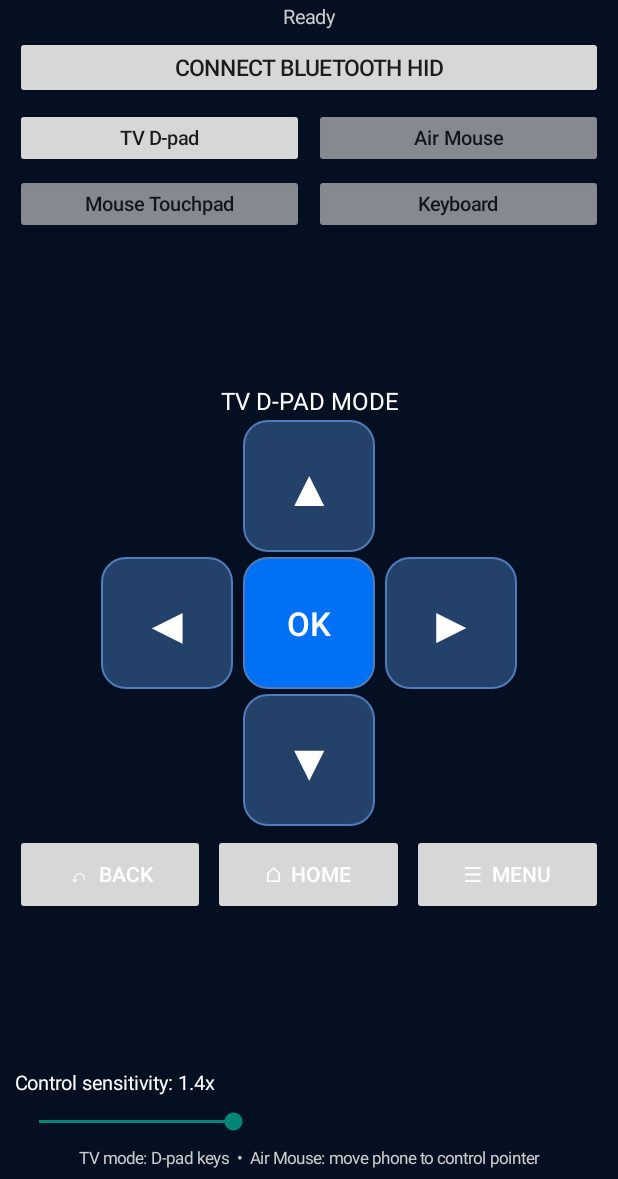
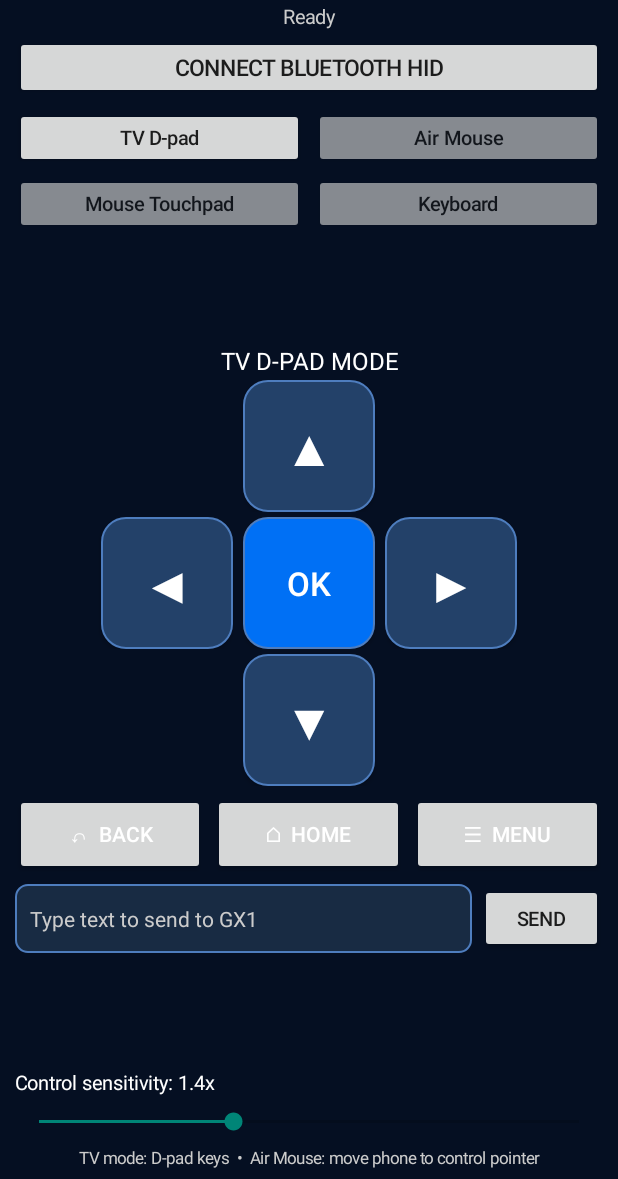
Before and after one commit to ff6locke/BTRemoteEX, an Android app: the screen it shows after launch (MainActivity), on a phone screen of 412 x 824 dp, the part 57-1236 px from its top. Run offline under Robolectric (Android 15) with nearby library versions, the phone set to English and light mode, and no system bars.

Commit message:
Add text sending to TV D-pad and fix Windows key HID usage

```diff
--- a/app/src/main/java/com/ff6locke/btremoteex/MainActivity.kt
+++ b/app/src/main/java/com/ff6locke/btremoteex/MainActivity.kt
@@ -146,6 +146,11 @@ class MainActivity : Activity() {
   systemKeys.addView(systemButton("HOME","⌂",0x0223),LinearLayout.LayoutParams(0,dp(54),1f).apply{leftMargin=dp(2);rightMargin=dp(2)})
   systemKeys.addView(systemButton("MENU","☰",0x0040),LinearLayout.LayoutParams(0,dp(54),1f).apply{leftMargin=dp(3)})
   tvPanel.addView(systemKeys,LinearLayout.LayoutParams(-1,dp(54)).apply{topMargin=dp(5)})
+  val tvTextEntry=LinearLayout(this).apply{orientation=LinearLayout.HORIZONTAL;gravity=android.view.Gravity.CENTER_VERTICAL}
+  val tvTextInput=EditText(this).apply{hint="Type text to send to GX1";textSize=14f;setSingleLine(true);setTextColor(android.graphics.Color.WHITE);setHintTextColor(android.graphics.Color.LTGRAY);setPadding(dp(10),0,dp(8),0);background=android.graphics.drawable.GradientDrawable().apply{shape=android.graphics.drawable.GradientDrawable.RECTANGLE;cornerRadius=dp(8).toFloat();setColor(android.graphics.Color.rgb(24,43,67));setStroke(dp(1),android.graphics.Color.rgb(78,125,190))}}
+  tvTextEntry.addView(tvTextInput,LinearLayout.LayoutParams(0,dp(46),1f).apply{rightMargin=dp(5)})
+  tvTextEntry.addView(Button(this).apply{text="SEND";textSize=13f;setOnClickListener{val value=tvTextInput.text.toString();if(value.isNotEmpty()){sendText(value);tvTextInput.text.clear();(getSystemService(Context.INPUT_METHOD_SERVICE) as android.view.inputmethod.InputMethodManager).hideSoftInputFromWindow(tvTextInput.windowToken,0)}}},LinearLayout.LayoutParams(dp(82),dp(46)))
+  tvPanel.addView(tvTextEntry,LinearLayout.LayoutParams(-1,dp(48)).apply{topMargin=dp(5)})
   contentHost.addView(tvPanel,FrameLayout.LayoutParams(-1,-1))
   touchPanel=LinearLayout(this).apply{orientation=1;gravity=android.view.Gravity.CENTER;visibility=View.GONE}
   touchPanel.addView(TextView(this).apply{text="MOUSE TOUCHPAD MODE";textSize=19f;setTextColor(android.graphics.Color.WHITE);gravity=android.view.Gravity.CENTER;setPadding(0,dp(6),0,dp(8))},LinearLayout.LayoutParams(-1,dp(36)))
@@ -176,7 +181,7 @@ class MainActivity : Activity() {
   addSpecialRow(listOf("Tab","q","w","e","r","t","y","u","i","o","p","[","]","\\").map{label->label to {if(label=="Tab")sendKeyboardUsage(0x2B) else sendKeyboardChar(label)}})
   addSpecialRow(listOf("Caps","a","s","d","f","g","h","j","k","l",";","\'","Enter").map{label->label to {when(label){"Caps"->{capsOn=!capsOn;refreshKeyboardLabels();Toast.makeText(this@MainActivity,if(capsOn)"Caps Lock on" else "Caps Lock off",Toast.LENGTH_SHORT).show()};"Enter"->sendKeyboardUsage(0x28);else->sendKeyboardChar(label)}}})
   addSpecialRow(listOf("Shift","z","x","c","v","b","n","m",",",".","/","Shift").map{label->label to {if(label=="Shift"){}else sendKeyboardChar(label)}})
-  val bottomKeyboardRow=LinearLayout(this).apply{orientation=LinearLayout.HORIZONTAL;gravity=android.view.Gravity.CENTER};fun addBottomKey(label:String,action:()->Unit,weight:Float=1f){bottomKeyboardRow.addView(keyButton(label,action),LinearLayout.LayoutParams(0,dp(40),weight).apply{leftMargin=dp(1);rightMargin=dp(1)})};addBottomKey("Ctrl",{ctrlOn=!ctrlOn;Toast.makeText(this@MainActivity,if(ctrlOn)"Ctrl held" else "Ctrl released",Toast.LENGTH_SHORT).show()});addBottomKey("Win",{winOn=!winOn;Toast.makeText(this@MainActivity,if(winOn)"Win held" else "Win released",Toast.LENGTH_SHORT).show()});addBottomKey("Alt",{altOn=!altOn;Toast.makeText(this@MainActivity,if(altOn)"Alt held" else "Alt released",Toast.LENGTH_SHORT).show()});addBottomKey("Space",{sendKeyboardUsage(0x2C)},4f);addBottomKey("Alt",{altOn=!altOn;Toast.makeText(this@MainActivity,if(altOn)"Alt held" else "Alt released",Toast.LENGTH_SHORT).show()});addBottomKey("Ctrl",{ctrlOn=!ctrlOn;Toast.makeText(this@MainActivity,if(ctrlOn)"Ctrl held" else "Ctrl released",Toast.LENGTH_SHORT).show()});keyboardPanel.addView(bottomKeyboardRow,LinearLayout.LayoutParams(-1,dp(40)))
+  val bottomKeyboardRow=LinearLayout(this).apply{orientation=LinearLayout.HORIZONTAL;gravity=android.view.Gravity.CENTER};fun addBottomKey(label:String,action:()->Unit,weight:Float=1f){bottomKeyboardRow.addView(keyButton(label,action),LinearLayout.LayoutParams(0,dp(40),weight).apply{leftMargin=dp(1);rightMargin=dp(1)})};addBottomKey("Ctrl",{ctrlOn=!ctrlOn;Toast.makeText(this@MainActivity,if(ctrlOn)"Ctrl held" else "Ctrl released",Toast.LENGTH_SHORT).show()});addBottomKey("Win",{key(0,0xE3)});addBottomKey("Alt",{altOn=!altOn;Toast.makeText(this@MainActivity,if(altOn)"Alt held" else "Alt released",Toast.LENGTH_SHORT).show()});addBottomKey("Space",{sendKeyboardUsage(0x2C)},4f);addBottomKey("Alt",{altOn=!altOn;Toast.makeText(this@MainActivity,if(altOn)"Alt held" else "Alt released",Toast.LENGTH_SHORT).show()});addBottomKey("Ctrl",{ctrlOn=!ctrlOn;Toast.makeText(this@MainActivity,if(ctrlOn)"Ctrl held" else "Ctrl released",Toast.LENGTH_SHORT).show()});keyboardPanel.addView(bottomKeyboardRow,LinearLayout.LayoutParams(-1,dp(40)))
   keyboardPanel.setBackgroundColor(android.graphics.Color.rgb(5,15,34))
   // Add the keyboard panel to the same host as the other mode panels.
   contentHost.addView(keyboardPanel,FrameLayout.LayoutParams(-1,-1))
@@ -228,7 +233,7 @@ class MainActivity : Activity() {
      0x05,0x09,0x19,0x01,0x29,0x05,0x15,0x00,0x25,0x01,0x95,0x05,0x75,0x01,0x81,0x02,
      0x95,0x01,0x75,0x03,0x81,0x01,0x05,0x01,0x09,0x30,0x09,0x31,0x09,0x38,0x15,0x81,0x25,0x7F,0x75,0x08,0x95,0x03,0x81,0x06,0xC0,0xC0,
      0x05,0x01,0x09,0x06,0xA1,0x01,0x85,0x02,0x05,0x07,0x19,0xE0,0x29,0xE7,0x15,0x00,0x25,0x01,0x75,0x01,0x95,0x08,0x81,0x02,
-     0x95,0x01,0x75,0x08,0x81,0x01,0x19,0x00,0x29,0x65,0x15,0x00,0x25,0x65,0x75,0x08,0x95,0x06,0x81,0x00,0xC0,
+     0x95,0x01,0x75,0x08,0x81,0x01,0x19,0x00,0x29,0xE7,0x15,0x00,0x25,0x65,0x75,0x08,0x95,0x06,0x81,0x00,0xC0,
      // Consumer controls: report 3, 16-bit usage (Back, Home, Menu).
      0x05,0x0C,0x09,0x01,0xA1,0x01,0x85,0x03,0x15,0x00,0x26,0xFF,0x03,0x19,0x00,0x2A,0xFF,0x03,0x75,0x10,0x95,0x01,0x81,0x00,0xC0
     ).map{it.toByte()}.toByteArray()
@@ -252,7 +257,7 @@ class MainActivity : Activity() {
   val modifiers=(if(shifted)2 else 0) or (if(ctrlOn)1 else 0) or (if(altOn)4 else 0)
   key(modifiers,mapped.second)
  }
- private fun sendKeyboardUsage(usage:Int){if(!registered||connected==null){Toast.makeText(this,"Connect Bluetooth HID to GX1 first",Toast.LENGTH_SHORT).show();return};val modifiers=(if(shiftOn)2 else 0) or (if(ctrlOn)1 else 0) or (if(altOn)4 else 0) or (if(winOn)8 else 0);key(modifiers,usage)}
+ private fun sendKeyboardUsage(usage:Int){if(!registered||connected==null){Toast.makeText(this,"Connect Bluetooth HID to GX1 first",Toast.LENGTH_SHORT).show();return};val modifiers=(if(shiftOn)2 else 0) or (if(ctrlOn)1 else 0) or (if(altOn)4 else 0);key(modifiers,usage)}
  private fun sendText(s:String){if(!registered||connected==null){Toast.makeText(this,"Connect Bluetooth HID to GX1 first",Toast.LENGTH_SHORT).show();return};var t=0L;s.forEach{c->val m=ascii(c);if(m!=null){handler.postDelayed({key(m.first,m.second)},t);t+=85}}}
  private fun ascii(c:Char):Pair<Int,Int>?{val shift=2;return when(c){
   in 'a'..'z'->Pair(0,4+(c-'a'));in 'A'..'Z'->Pair(shift,4+(c-'A'));in '1'..'9'->Pair(0,0x1E+(c-'1'));'0'->Pair(0,0x27);' '->Pair(0,0x2C);'\n','\r'->Pair(0,0x28);'\t'->Pair(0,0x2B)
```
